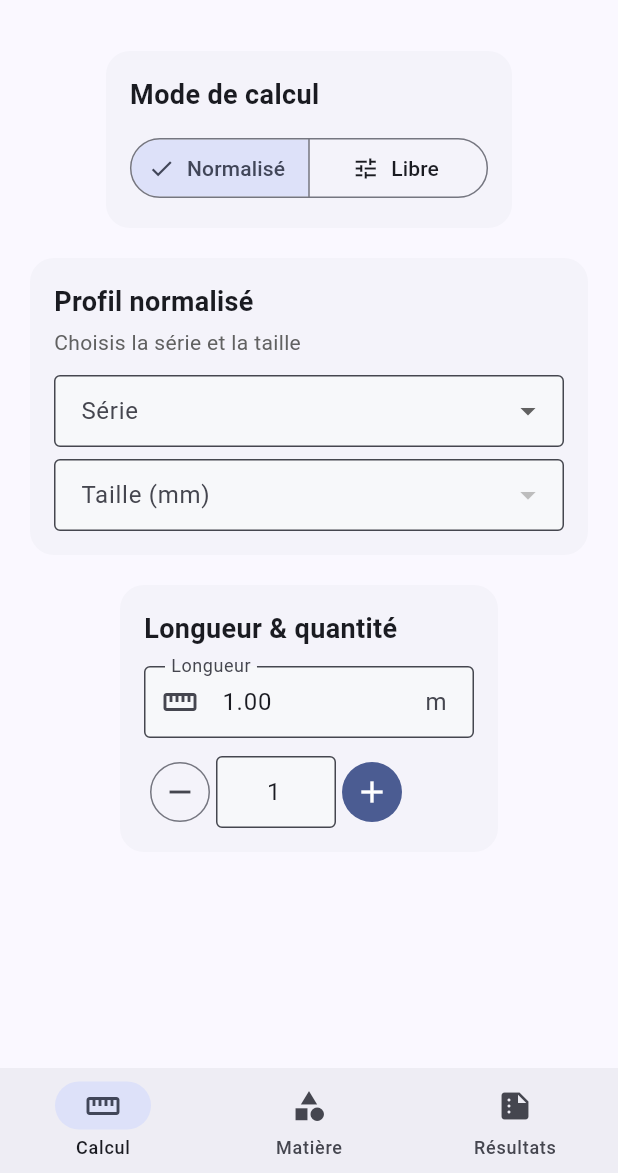
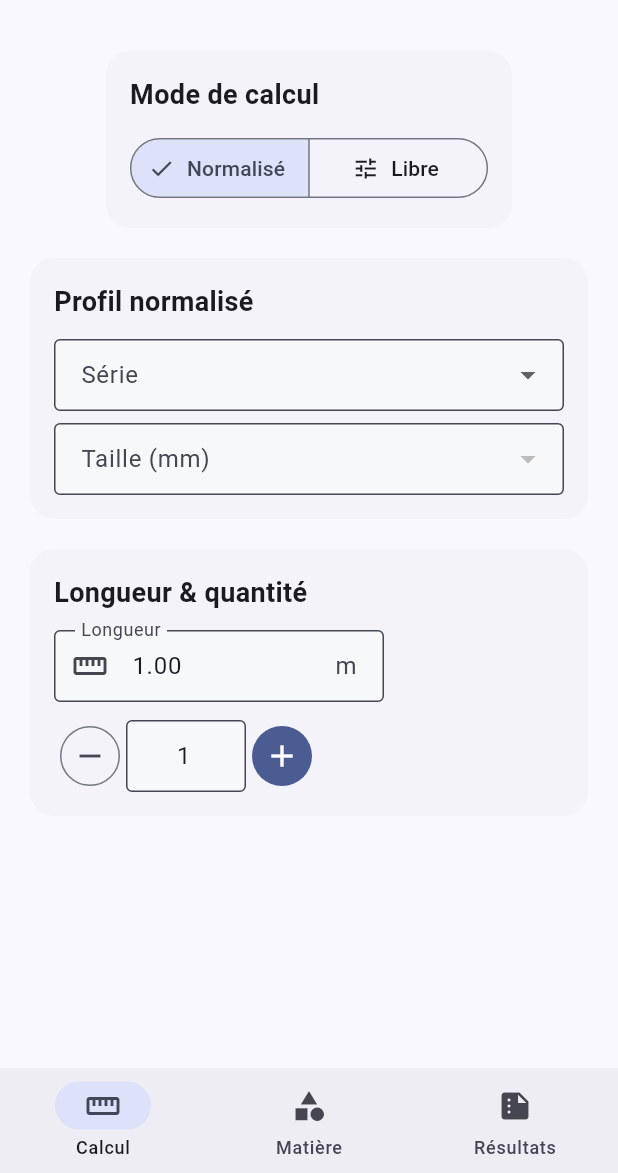
Before and after one commit to arkmy-duduf/duduf-pro-v1, a Flutter app: the screen it shows after launch, on a phone screen of 412 x 824 dp, the part 63-1236 px from its top. Run offline on Flutter 3.47's test engine with Material 3 defaults, Android fonts, the light colour scheme and no system bars.

Commit message:
fix(ui): CardThemeData + profils libres + build Flutter 3.35

```diff
--- a/lib/main.dart
+++ b/lib/main.dart
@@ -9,6 +9,7 @@
   Widget build(BuildContext context) {
     return MaterialApp(
       title: 'Duduf Occas',
+      debugShowCheckedModeBanner: false,
       theme: ThemeData(
         colorScheme: ColorScheme.fromSeed(
           seedColor: const Color(0xFF2563EB),
@@ -28,7 +29,7 @@
           fillColor: Color(0xFFF7F8FA),
           contentPadding: EdgeInsets.symmetric(horizontal: 14, vertical: 12),
         ),
-        cardTheme: const CardTheme(
+        cardTheme: const CardThemeData(
           elevation: 0,
           shape: RoundedRectangleBorder(
             borderRadius: BorderRadius.all(Radius.circular(16)),
@@ -46,7 +47,6 @@
         ),
       ),
       home: const DudufHomePage(),
-      debugShowCheckedModeBanner: false,
     );
   }
 }
@@ -60,45 +60,23 @@
 }
 
 class _DudufHomePageState extends State<DudufHomePage> {
-  // Navigation
   int _navIndex = 0;
-
-  // Mode
   Mode mode = Mode.normalise;
 
-  // Normalisés
+  // Sélections
   String? selectedSerie;
   String? selectedTaille;
+  String? selectedProfilLibre;
+  String? selectedMatiere = 'Acier';
 
-  // Libres
-  String? selectedProfilLibre;
   // Dimensions (mm)
   double dExt = 100, ep = 5, cote = 100, larg = 100, haut = 50, dPlein = 30, aile = 50, aile2 = 40;
 
-  // Matière
-  String? selectedMatiere = 'Acier';
-  final Map<String, double> densites = {
-    'Acier': 7850,
-    'Inox': 8000,
-    'Aluminium': 2700,
-    'Fonte': 7200,
-    'Cuivre': 8960,
-    'Laiton': 8500,
-  };
-
-  // Prix €/kg (modifiable)
-  final Map<String, double> prixKg = {
-    'Acier': 1.30,
-    'Aluminium': 5.00,
-    'Inox': 5.00,
-    'Fonte': 2.00,
-  };
-
-  // Longueur & quantité (communs)
+  // Longueur & quantité
   double longueurM = 1.0;
   int quantite = 1;
 
-  // Table kg/m acier (≈ EN 10365 usuelles)
+  // Tables normalisées (kg/m acier ≈ EN 10365 usuelles)
   final Map<String, Map<String, double>> poidsParMetre = {
     'HEA': {
       '100': 17.0, '120': 20.3, '140': 25.1, '160': 31.0, '180': 36.2,
@@ -134,6 +112,7 @@
     },
   };
 
+  // Profils libres disponibles
   final List<String> profilsLibres = [
     'Tube rond',
     'Tube carré',
@@ -147,8 +126,26 @@
     'Plat',
   ];
 
+  // Densités kg/m3
+  final Map<String, double> densites = {
+    'Acier': 7850,
+    'Inox': 8000,
+    'Aluminium': 2700,
+    'Fonte': 7200,
+    'Cuivre': 8960,
+    'Laiton': 8500,
+  };
+
+  // Prix €/kg (éditables)
+  final Map<String, double> prixKg = {
+    'Acier': 1.30,
+    'Aluminium': 5.00,
+    'Inox': 5.00,
+    'Fonte': 2.00,
+  };
+
   // ======== CALCULS ========
-  double? _densiteSel() => densites[selectedMatiere];
+  double? _densiteSel() => selectedMatiere == null ? null : densites[selectedMatiere!];
   double? _prixKgSel() => selectedMatiere == null ? null : prixKg[selectedMatiere!];
 
   double? poidsUnitaireKgM() {
@@ -157,7 +154,7 @@
 
     if (mode == Mode.normalise) {
       if (selectedSerie == null || selectedTaille == null) return null;
-      final kgmAcier = poidsParMetre[selectedSerie!]![selectedTaille!];
+      final kgmAcier = poidsParMetre[selectedSerie!]?[selectedTaille!];
       if (kgmAcier == null) return null;
       return kgmAcier * (densite / 7850.0);
     } else {
@@ -176,8 +173,8 @@
         _ => null,
       };
       if (aireMm2 == null) return null;
-      final aireM2 = aireMm2 * 1e-6;
-      return densite * aireM2;
+      final aireM2 = aireMm2 * 1e-6; // mm² -> m²
+      return densite * aireM2; // kg/m
     }
   }
 
@@ -194,23 +191,20 @@
     return tot * pKg;
   }
 
-  // Aires (mm²) sécurisées (clamp)
+  // Aires (mm²) avec sécurité
   double _aireTubeRond(double D, double t) {
     final dInt = (D - 2 * t).clamp(0, double.infinity);
     return math.pi * (math.pow(D, 2) - math.pow(dInt, 2)) / 4.0;
   }
-
   double _aireTubeCarre(double a, double t) {
     final ai = (a - 2 * t).clamp(0, double.infinity);
     return a * a - ai * ai;
   }
-
   double _aireTubeRect(double a, double b, double t) {
     final ai = (a - 2 * t).clamp(0, double.infinity);
     final bi = (b - 2 * t).clamp(0, double.infinity);
     return a * b - ai * bi;
   }
-
   double _aireCorniereEgale(double a, double t) => (2 * a - t).clamp(0, double.infinity) * t;
   double _aireCorniereInegale(double a1, double a2, double t) => (a1 + a2 - t).clamp(0, double.infinity) * t;
   double _aireTe(double aile, double h, double t) => (aile * t + (h - t).clamp(0, double.infinity) * t);
@@ -218,18 +212,16 @@
   // ======== UI ========
   @override
   Widget build(BuildContext context) {
-    final pages = <Widget>[
+    return Scaffold(
+      appBar: AppBar(title: const Text('Duduf Occas')),
+      body: IndexedStack(
+        index: _navIndex,
+        children: [
           _pageCalcul(context),
           _pageMatiere(context),
           _pageResultats(context),
-    ];
-
-    return Scaffold(
-      appBar: AppBar(
-        title: const Text('Duduf Occas'),
-        actions: const [SizedBox(width: 8)],
+        ],
       ),
-      body: AnimatedSwitcher(duration: const Duration(milliseconds: 200), child: pages[_navIndex]),
       bottomNavigationBar: NavigationBar(
         selectedIndex: _navIndex,
         onDestinationSelected: (i) => setState(() => _navIndex = i),
@@ -242,14 +234,11 @@
     );
   }
 
-  // ======== PAGES ========
   Widget _pageCalcul(BuildContext context) {
     final pu = poidsUnitaireKgM();
-
     return SingleChildScrollView(
       padding: const EdgeInsets.all(16),
-      child: Column(
-        children: [
+      child: Column(children: [
         SectionCard(
           title: 'Mode de calcul',
           children: [
@@ -268,223 +257,30 @@
             ),
           ],
         ),
-
         const SizedBox(height: 12),
-
         if (mode == Mode.normalise)
-            SectionCard(
-              title: 'Profil normalisé',
-              subtitle: 'Choisis la série et la taille',
-              children: [_normaliseCardInner()],
-            )
+          SectionCard(title: 'Profil normalisé', children: [_normaliseCardInner()])
         else
-            SectionCard(
-              title: 'Profil libre',
-              subtitle: 'Renseigne les dimensions (en mm)',
-              children: [_libreCardInner()],
-            ),
-
+          SectionCard(title: 'Profil libre', children: [_libreCardInner(), const SizedBox(height: 8), _libreInputs()]),
         const SizedBox(height: 12),
-
         SectionCard(
           title: 'Longueur & quantité',
           children: [
-              Wrap(
-                spacing: 12,
-                runSpacing: 12,
-                crossAxisAlignment: WrapCrossAlignment.center,
-                children: [
+            Wrap(spacing: 12, runSpacing: 12, children: [
               LabeledNumberField(
-                    label: 'Longueur',
-                    unit: 'm',
-                    value: longueurM,
-                    icon: Icons.straighten,
+                label: 'Longueur', unit: 'm', value: longueurM, icon: Icons.straighten,
                 onChanged: (v) => setState(() => longueurM = v.clamp(0.01, 9999)),
               ),
-                  QuantityStepper(
-                    value: quantite,
-                    onChanged: (v) => setState(() => quantite = v.clamp(1, 9999)),
-                  ),
+              QuantityStepper(value: quantite, onChanged: (v) => setState(() => quantite = v.clamp(1, 9999))),
+            ]),
           ],
         ),
-            ],
-          ),
-
-          const SizedBox(height: 12),
-          if (pu != null) _ResultBadge(title: 'Poids unitaire', value: '${pu.toStringAsFixed(2)} kg/m', icon: Icons.scale),
-        ],
-      ),
+        if (pu != null)
+          _ResultBadge(title: 'Poids unitaire', value: '${pu.toStringAsFixed(2)} kg/m', icon: Icons.scale),
+      ]),
     );
   }
 
-  Widget _pageMatiere(BuildContext context) {
-    final pKg = _prixKgSel();
-    final controller = TextEditingController(text: pKg != null ? pKg.toStringAsFixed(2) : '');
-
-    return SingleChildScrollView(
-      padding: const EdgeInsets.all(16),
-      child: Column(
-        children: [
-          SectionCard(
-            title: 'Matière',
-            subtitle: 'Densité et tarif appliqués aux calculs',
-            children: [
-              DropdownButtonFormField<String>(
-                value: selectedMatiere,
-                decoration: const InputDecoration(labelText: 'Matière'),
-                items: densites.keys.map((m) => DropdownMenuItem(value: m, child: Text(m))).toList(),
-                onChanged: (v) => setState(() => selectedMatiere = v),
-              ),
-              const SizedBox(height: 12),
-              ListTile(
-                leading: const Icon(Icons.info_outline),
-                title: const Text('Densités (kg/m³)'),
-                subtitle: Text(densites.entries.map((e) => '${e.key}: ${e.value.toStringAsFixed(0)}').join(' · ')),
-              ),
-            ],
-          ),
-          const SizedBox(height: 12),
-          SectionCard(
-            title: 'Tarif €/kg',
-            subtitle: 'Modifie le prix de la matière sélectionnée',
-            children: [
-              Row(
-                children: [
-                  Expanded(
-                    child: TextFormField(
-                      controller: controller,
-                      decoration: const InputDecoration(
-                        labelText: 'Tarif (€/kg)',
-                        prefixIcon: Icon(Icons.euro),
-                      ),
-                      keyboardType: const TextInputType.numberWithOptions(decimal: true),
-                      onChanged: (v) {
-                        final val = double.tryParse(v.replaceAll(',', '.'));
-                        if (selectedMatiere != null && val != null) {
-                          setState(() {
-                            prixKg[selectedMatiere!] = val;
-                          });
-                        }
-                      },
-                    ),
-                  ),
-                  const SizedBox(width: 8),
-                  FilledButton.tonal(
-                    onPressed: (selectedMatiere == null)
-                        ? null
-                        : () {
-                            final defaults = {
-                              'Acier': 1.30,
-                              'Aluminium': 5.00,
-                              'Inox': 5.00,
-                              'Fonte': 2.00,
-                            };
-                            if (defaults.containsKey(selectedMatiere)) {
-                              setState(() {
-                                prixKg[selectedMatiere!] = defaults[selectedMatiere]!;
-                              });
-                              controller.text = defaults[selectedMatiere]!.toStringAsFixed(2);
-                            }
-                          },
-                    child: const Text('Par défaut'),
-                  ),
-                ],
-              ),
-              const SizedBox(height: 8),
-              ListTile(
-                leading: const Icon(Icons.price_change),
-                title: const Text('Récap tarifs'),
-                subtitle: Text(
-                  ['Acier', 'Aluminium', 'Inox', 'Fonte']
-                      .map((k) => '$k: ${prixKg[k]?.toStringAsFixed(2) ?? '—'} €')
-                      .join(' · '),
-                ),
-              ),
-            ],
-          ),
-        ],
-      ),
-    );
-  }
-
-  Widget _pageResultats(BuildContext context) {
-    final pu = poidsUnitaireKgM();
-    final total = poidsTotalKg();
-    final prixKgSel = _prixKgSel();
-    final prixTotal = prixTotalEuro();
-
-    String fmtKg(num v) => v.toStringAsFixed(2);
-    String fmtEur(num v) => '${v.toStringAsFixed(2)} €';
-
-    return SingleChildScrollView(
-      padding: const EdgeInsets.all(16),
-      child: Column(
-        children: [
-          SectionCard(
-            title: 'Récapitulatif',
-            children: [
-              Wrap(
-                spacing: 8,
-                runSpacing: 8,
-                children: [
-                  Chip(label: Text('Mode: ${mode == Mode.normalise ? 'Normalisé' : 'Libre'}')),
-                  if (mode == Mode.normalise && selectedSerie != null && selectedTaille != null)
-                    Chip(label: Text('${selectedSerie!} ${selectedTaille!}')),
-                  if (mode == Mode.libre && selectedProfilLibre != null) Chip(label: Text(selectedProfilLibre!)),
-                  Chip(label: Text('Matière: ${selectedMatiere ?? '—'}')),
-                  Chip(label: Text('Longueur: ${longueurM.toStringAsFixed(2)} m')),
-                  Chip(label: Text('Quantité: $quantite')),
-                ],
-              ),
-              const SizedBox(height: 16),
-              if (pu != null) _HeroTotal(value: '${fmtKg(pu)} kg/m', caption: 'Poids unitaire'),
-              const SizedBox(height: 8),
-              if (total != null) _HeroTotal(value: '${fmtKg(total)} kg', caption: 'Poids total'),
-            ],
-          ),
-          const SizedBox(height: 12),
-          SectionCard(
-            title: 'Prix',
-            children: [
-              Row(mainAxisAlignment: MainAxisAlignment.spaceBetween, children: [
-                const Text('Tarif matière (€/kg)'),
-                Text(prixKgSel != null ? fmtEur(prixKgSel) : '—'),
-              ]),
-              const SizedBox(height: 6),
-              Row(mainAxisAlignment: MainAxisAlignment.spaceBetween, children: [
-                const Text('Prix total', style: TextStyle(fontWeight: FontWeight.w700)),
-                Text(prixTotal != null ? fmtEur(prixTotal) : '—',
-                    style: const TextStyle(fontWeight: FontWeight.w700)),
-              ]),
-              const SizedBox(height: 12),
-              FilledButton.icon(
-                onPressed: (total ?? 0) <= 0
-                    ? null
-                    : () {
-                        final msg = StringBuffer()
-                          ..writeln('Duduf Occas — Récap')
-                          ..writeln('Matière: ${selectedMatiere ?? '—'}')
-                          ..writeln('Poids unitaire: ${pu != null ? fmtKg(pu) : '—'} kg/m')
-                          ..writeln('Longueur: ${longueurM.toStringAsFixed(2)} m')
-                          ..writeln('Quantité: $quantite')
-                          ..writeln('Poids total: ${total != null ? fmtKg(total) : '—'} kg')
-                          ..writeln('Tarif: ${prixKgSel != null ? fmtEur(prixKgSel!) : '—'} / kg')
-                          ..writeln('Prix total: ${prixTotal != null ? fmtEur(prixTotal!) : '—'}');
-                        ScaffoldMessenger.of(context).showSnackBar(
-                          SnackBar(content: Text('À partager plus tard:\n${msg.toString()}')),
-                        );
-                      },
-                icon: const Icon(Icons.share),
-                label: const Text('Partager'),
-              ),
-            ],
-          ),
-        ],
-      ),
-    );
-  }
-
-  // ======== BLOCS UI DÉCO/UX ========
   Widget _normaliseCardInner() {
     final series = poidsParMetre.keys.toList()..sort();
     final tailles = (selectedSerie == null)
@@ -501,16 +297,12 @@
       }
     }
 
-    return Column(
-      children: [
+    return Column(children: [
       DropdownButtonFormField<String>(
         value: selectedSerie,
         decoration: const InputDecoration(labelText: 'Série'),
         items: series.map((s) => DropdownMenuItem(value: s, child: Text(s))).toList(),
-          onChanged: (v) => setState(() {
-            selectedSerie = v;
-            selectedTaille = null;
-          }),
+        onChanged: (v) => setState(() { selectedSerie = v; selectedTaille = null; }),
       ),
       const SizedBox(height: 8),
       DropdownButtonFormField<String>(
@@ -538,23 +330,126 @@
             Text(scaled.toStringAsFixed(2), style: const TextStyle(fontWeight: FontWeight.w700)),
           ],
         ),
-      ],
-    );
+    ]);
   }
 
   Widget _libreCardInner() {
-    return Column(
-      crossAxisAlignment: CrossAxisAlignment.start,
-      children: [
+    return Column(crossAxisAlignment: CrossAxisAlignment.start, children: [
       DropdownButtonFormField<String>(
         value: selectedProfilLibre,
         decoration: const InputDecoration(labelText: 'Profil libre'),
         items: profilsLibres.map((p) => DropdownMenuItem(value: p, child: Text(p))).toList(),
         onChanged: (v) => setState(() => selectedProfilLibre = v),
       ),
+    ]);
+  }
+
+  Widget _pageMatiere(BuildContext context) {
+    final pKg = _prixKgSel();
+    final controller = TextEditingController(text: pKg != null ? pKg.toStringAsFixed(2) : '');
+    return SingleChildScrollView(
+      padding: const EdgeInsets.all(16),
+      child: Column(children: [
+        SectionCard(
+          title: 'Matière',
+          children: [
+            DropdownButtonFormField<String>(
+              value: selectedMatiere,
+              decoration: const InputDecoration(labelText: 'Matière'),
+              items: densites.keys.map((m) => DropdownMenuItem(value: m, child: Text(m))).toList(),
+              onChanged: (v) => setState(() => selectedMatiere = v),
+            ),
             const SizedBox(height: 12),
-        if (selectedProfilLibre != null) _libreInputs(),
+            ListTile(
+              leading: const Icon(Icons.info_outline),
+              title: const Text('Densités (kg/m³)'),
+              subtitle: Text(densites.entries.map((e) => '${e.key}: ${e.value.toStringAsFixed(0)}').join(' · ')),
+            ),
           ],
+        ),
+        const SizedBox(height: 12),
+        SectionCard(
+          title: 'Tarif €/kg',
+          children: [
+            Row(children: [
+              Expanded(
+                child: TextFormField(
+                  controller: controller,
+                  decoration: const InputDecoration(labelText: 'Tarif (€/kg)', prefixIcon: Icon(Icons.euro)),
+                  keyboardType: const TextInputType.numberWithOptions(decimal: true),
+                  onChanged: (v) {
+                    final val = double.tryParse(v.replaceAll(',', '.'));
+                    if (selectedMatiere != null && val != null) {
+                      setState(() { prixKg[selectedMatiere!] = val; });
+                    }
+                  },
+                ),
+              ),
+              const SizedBox(width: 8),
+              FilledButton.tonal(
+                onPressed: (selectedMatiere == null) ? null : () {
+                  final defaults = {'Acier':1.30,'Aluminium':5.00,'Inox':5.00,'Fonte':2.00};
+                  if (defaults.containsKey(selectedMatiere)) {
+                    setState(() { prixKg[selectedMatiere!] = defaults[selectedMatiere]!; });
+                    controller.text = defaults[selectedMatiere]!.toStringAsFixed(2);
+                  }
+                },
+                child: const Text('Par défaut'),
+              ),
+            ]),
+          ],
+        ),
+      ]),
+    );
+  }
+
+  Widget _pageResultats(BuildContext context) {
+    final pu = poidsUnitaireKgM();
+    final total = poidsTotalKg();
+    final prixKgSel = _prixKgSel();
+    final prixTotal = prixTotalEuro();
+
+    String fmtKg(num v) => v.toStringAsFixed(2);
+    String fmtEur(num v) => '${v.toStringAsFixed(2)} €';
+
+    return SingleChildScrollView(
+      padding: const EdgeInsets.all(16),
+      child: Column(children: [
+        SectionCard(
+          title: 'Récapitulatif',
+          children: [
+            Wrap(spacing: 8, runSpacing: 8, children: [
+              Chip(label: Text('Mode: ${mode == Mode.normalise ? 'Normalisé' : 'Libre'}')),
+              if (mode == Mode.normalise && selectedSerie != null && selectedTaille != null)
+                Chip(label: Text('${selectedSerie!} ${selectedTaille!}')),
+              if (mode == Mode.libre && selectedProfilLibre != null) Chip(label: Text(selectedProfilLibre!)),
+              Chip(label: Text('Matière: ${selectedMatiere ?? '—'}')),
+              Chip(label: Text('Longueur: ${longueurM.toStringAsFixed(2)} m')),
+              Chip(label: Text('Quantité: $quantite')),
+            ]),
+            const SizedBox(height: 16),
+            if (pu != null) _HeroTotal(value: '${fmtKg(pu)} kg/m', caption: 'Poids unitaire'),
+            const SizedBox(height: 8),
+            if (total != null) _HeroTotal(value: '${fmtKg(total)} kg', caption: 'Poids total'),
+          ],
+        ),
+        const SizedBox(height: 12),
+        SectionCard(
+          title: 'Prix',
+          children: [
+            Row(mainAxisAlignment: MainAxisAlignment.spaceBetween, children: [
+              const Text('Tarif matière (€/kg)'),
+              Text(prixKgSel != null ? fmtEur(prixKgSel) : '—'),
+            ]),
+            const SizedBox(height: 6),
+            Row(mainAxisAlignment: MainAxisAlignment.spaceBetween, children: [
+              const Text('Prix total', style: TextStyle(fontWeight: FontWeight.w700)),
+              Text(prixTotal != null ? fmtEur(prixTotal) : '—',
+                  style: const TextStyle(fontWeight: FontWeight.w700)),
+            ]),
+          ],
+        ),
+      ]),
     );
   }
 
@@ -574,33 +469,8 @@
     );
   }
 
-  Widget _numField({required String label, required String initial, required void Function(String) onChanged}) {
-    return SizedBox(
-      width: 220,
-      child: TextFormField(
-        initialValue: initial,
-        decoration: InputDecoration(labelText: label),
-        keyboardType: const TextInputType.numberWithOptions(decimal: true),
-        onChanged: onChanged,
-      ),
-    );
-  }
-
-  Widget _intField({required String label, required String initial, required void Function(String) onChanged}) {
-    return SizedBox(
-      width: 160,
-      child: TextFormField(
-        initialValue: initial,
-        decoration: InputDecoration(labelText: label),
-        keyboardType: TextInputType.number,
-        onChanged: onChanged,
-      ),
-    );
-  }
-
   double _toDouble(String s, double fallback) =>
       double.tryParse(s.replaceAll(',', '.')) ?? fallback;
-  int _toInt(String s, int fallback) => int.tryParse(s) ?? fallback;
 }
 
 // ======== Widgets décoratifs ========
@@ -651,32 +521,20 @@
   }
 }
 
-// ======== Widgets UX supplémentaires ========
 class SectionCard extends StatelessWidget {
   final String title;
-  final String? subtitle;
   final List<Widget> children;
-  const SectionCard({super.key, required this.title, this.subtitle, required this.children});
-
+  const SectionCard({super.key, required this.title, required this.children});
   @override
   Widget build(BuildContext context) {
-    final cs = Theme.of(context).colorScheme;
     return Card(
-      surfaceTintColor: cs.primary,
       child: Padding(
         padding: const EdgeInsets.all(16),
-        child: Column(
-          crossAxisAlignment: CrossAxisAlignment.start,
-          children: [
+        child: Column(crossAxisAlignment: CrossAxisAlignment.start, children: [
           Text(title, style: const TextStyle(fontSize: 18, fontWeight: FontWeight.w700)),
-            if (subtitle != null) ...[
-              const SizedBox(height: 4),
-              Text(subtitle!, style: TextStyle(color: Colors.grey[700])),
-            ],
           const SizedBox(height: 12),
           ...children,
-          ],
-        ),
+        ]),
       ),
     );
   }
@@ -688,13 +546,8 @@
   const QuantityStepper({super.key, required this.value, required this.onChanged});
   @override
   Widget build(BuildContext context) {
-    return Row(
-      mainAxisSize: MainAxisSize.min,
-      children: [
-        IconButton.outlined(
-          onPressed: () => onChanged(value > 1 ? value - 1 : 1),
-          icon: const Icon(Icons.remove),
-        ),
+    return Row(children: [
+      IconButton.outlined(onPressed: () => onChanged(value > 1 ? value - 1 : 1), icon: const Icon(Icons.remove)),
       SizedBox(
         width: 80,
         child: TextFormField(
@@ -704,12 +557,8 @@
           onChanged: (v) => onChanged(int.tryParse(v) ?? value),
         ),
       ),
-        IconButton.filled(
-          onPressed: () => onChanged(value + 1),
-          icon: const Icon(Icons.add),
-        ),
-      ],
-    );
+      IconButton.filled(onPressed: () => onChanged(value + 1), icon: const Icon(Icons.add)),
+    ]);
   }
 }
 
@@ -719,14 +568,7 @@
   final double value;
   final IconData? icon;
   final void Function(double) onChanged;
-  const LabeledNumberField({
-    super.key,
-    required this.label,
-    required this.unit,
-    required this.value,
-    required this.onChanged,
-    this.icon,
-  });
+  const LabeledNumberField({super.key, required this.label, required this.unit, required this.value, required this.onChanged, this.icon});
 
   @override
   Widget build(BuildContext context) {
```
Lines whose indentation alone changed are shown as unchanged.
